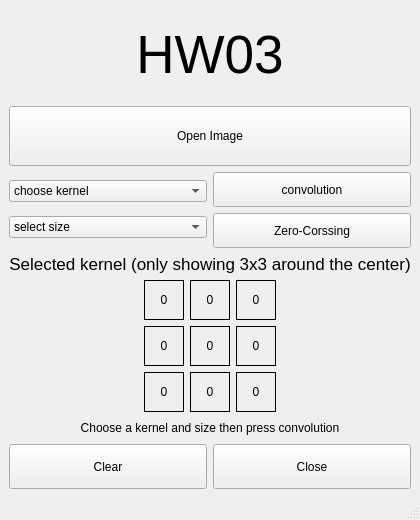
The window that HW3/B06611008_HW3/code/diphw.ui (tohow06/2021FallDIP) describes before a commit, drawn with Qt 5.
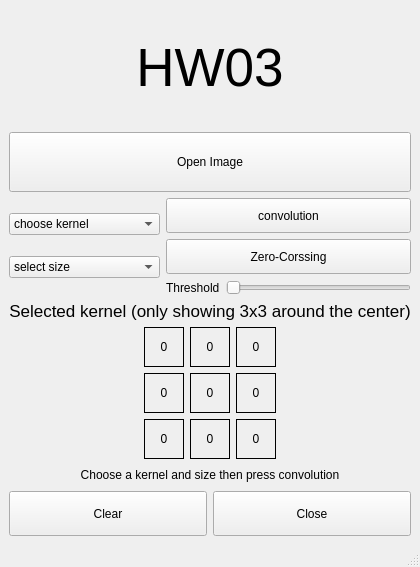
The same window after the commit.

The edit to the form file:
```diff
--- a/HW3/B06611008_HW3/code/diphw.ui
+++ b/HW3/B06611008_HW3/code/diphw.ui
@@ -6,8 +6,8 @@
    <rect>
     <x>0</x>
     <y>0</y>
-    <width>359</width>
-    <height>520</height>
+    <width>409</width>
+    <height>567</height>
    </rect>
   </property>
   <property name="windowTitle">
@@ -211,6 +211,33 @@
           </property>
          </widget>
         </item>
+        <item>
+         <layout class="QHBoxLayout" name="horizontalLayout_3">
+          <item>
+           <widget class="QLabel" name="label_3">
+            <property name="text">
+             <string>Threshold</string>
+            </property>
+           </widget>
+          </item>
+          <item>
+           <widget class="QSlider" name="thresSlider">
+            <property name="maximum">
+             <number>99</number>
+            </property>
+            <property name="singleStep">
+             <number>1</number>
+            </property>
+            <property name="sliderPosition">
+             <number>0</number>
+            </property>
+            <property name="orientation">
+             <enum>Qt::Horizontal</enum>
+            </property>
+           </widget>
+          </item>
+         </layout>
+        </item>
        </layout>
       </item>
      </layout>
```
Left out of the diff: 7 changed lines with no effect on the pictures.
